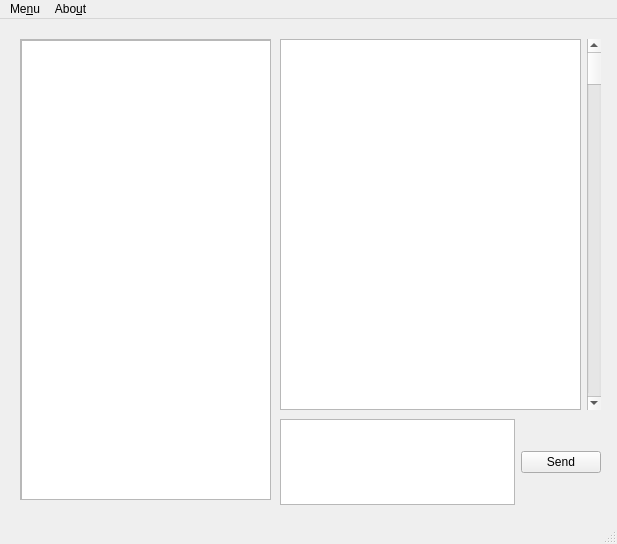
Above: desktop_app/ChatBox.ui from Amangoel998/Software-Piracy-Prevention-System before the change. Below: the same form after it.
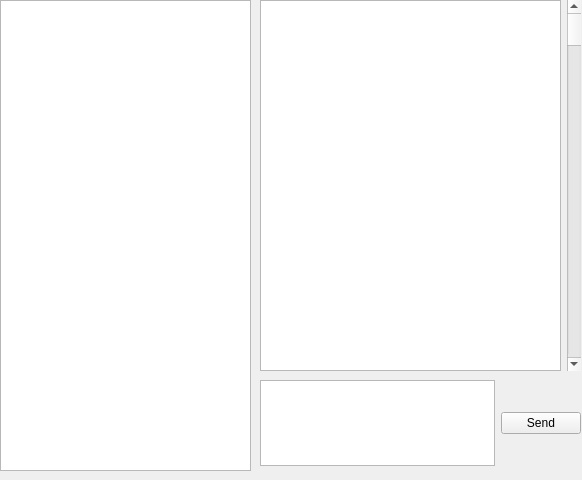
That is the form after the change.

What changed in the file:
```diff
--- a/desktop_app/ChatBox.ui
+++ b/desktop_app/ChatBox.ui
@@ -1,24 +1,23 @@
 <?xml version="1.0" encoding="UTF-8"?>
 <ui version="4.0">
- <class>MainWindow</class>
- <widget class="QMainWindow" name="MainWindow">
+ <class>Form</class>
+ <widget class="QWidget" name="Form">
   <property name="geometry">
    <rect>
     <x>0</x>
     <y>0</y>
-    <width>617</width>
-    <height>544</height>
+    <width>582</width>
+    <height>480</height>
    </rect>
   </property>
   <property name="windowTitle">
    <string>MainWindow</string>
   </property>
-  <widget class="QWidget" name="centralwidget">
    <widget class="QWidget" name="horizontalLayoutWidget_2">
     <property name="geometry">
      <rect>
-      <x>280</x>
-      <y>20</y>
+     <x>260</x>
+     <y>0</y>
       <width>321</width>
       <height>371</height>
      </rect>
@@ -43,11 +42,26 @@
      </item>
     </layout>
    </widget>
+  <widget class="QWidget" name="horizontalLayoutWidget">
+   <property name="geometry">
+    <rect>
+     <x>0</x>
+     <y>0</y>
+     <width>251</width>
+     <height>471</height>
+    </rect>
+   </property>
+   <layout class="QHBoxLayout" name="horizontalLayout">
+    <item>
+     <widget class="QListView" name="listView"/>
+    </item>
+   </layout>
+  </widget>
    <widget class="QWidget" name="horizontalLayoutWidget_3">
     <property name="geometry">
      <rect>
-      <x>280</x>
-      <y>400</y>
+     <x>260</x>
+     <y>380</y>
       <width>321</width>
       <height>86</height>
      </rect>
@@ -65,69 +79,6 @@
      </item>
     </layout>
    </widget>
-   <widget class="QWidget" name="horizontalLayoutWidget">
-    <property name="geometry">
-     <rect>
-      <x>20</x>
-      <y>20</y>
-      <width>251</width>
-      <height>461</height>
-     </rect>
-    </property>
-    <layout class="QHBoxLayout" name="horizontalLayout">
-     <item>
-      <widget class="QScrollArea" name="scrollArea">
-       <property name="widgetResizable">
-        <bool>true</bool>
-       </property>
-       <widget class="QWidget" name="scrollAreaWidgetContents">
-        <property name="geometry">
-         <rect>
-          <x>0</x>
-          <y>0</y>
-          <width>245</width>
-          <height>455</height>
-         </rect>
-        </property>
-        <widget class="QListWidget" name="listWidget">
-         <property name="geometry">
-          <rect>
-           <x>0</x>
-           <y>0</y>
-           <width>251</width>
-           <height>461</height>
-          </rect>
-         </property>
-        </widget>
-       </widget>
-      </widget>
-     </item>
-    </layout>
-   </widget>
-  </widget>
-  <widget class="QMenuBar" name="menubar">
-   <property name="geometry">
-    <rect>
-     <x>0</x>
-     <y>0</y>
-     <width>617</width>
-     <height>29</height>
-    </rect>
-   </property>
-   <widget class="QMenu" name="menuMenu">
-    <property name="title">
-     <string>Me&amp;nu</string>
-    </property>
-   </widget>
-   <widget class="QMenu" name="menuAbout">
-    <property name="title">
-     <string>Abo&amp;ut</string>
-    </property>
-   </widget>
-   <addaction name="menuMenu"/>
-   <addaction name="menuAbout"/>
-  </widget>
-  <widget class="QStatusBar" name="statusbar"/>
  </widget>
  <resources/>
  <connections/>
```
Left out of the diff: 2 changed lines with no effect on the pictures. Lines whose indentation alone changed are shown as unchanged.
